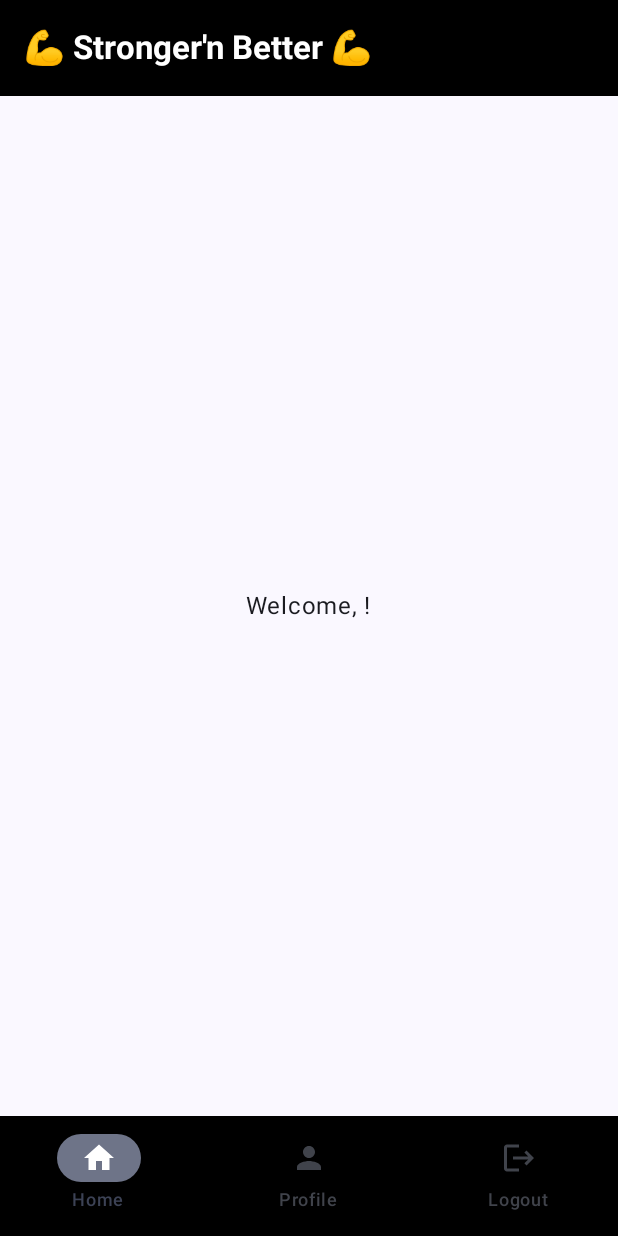
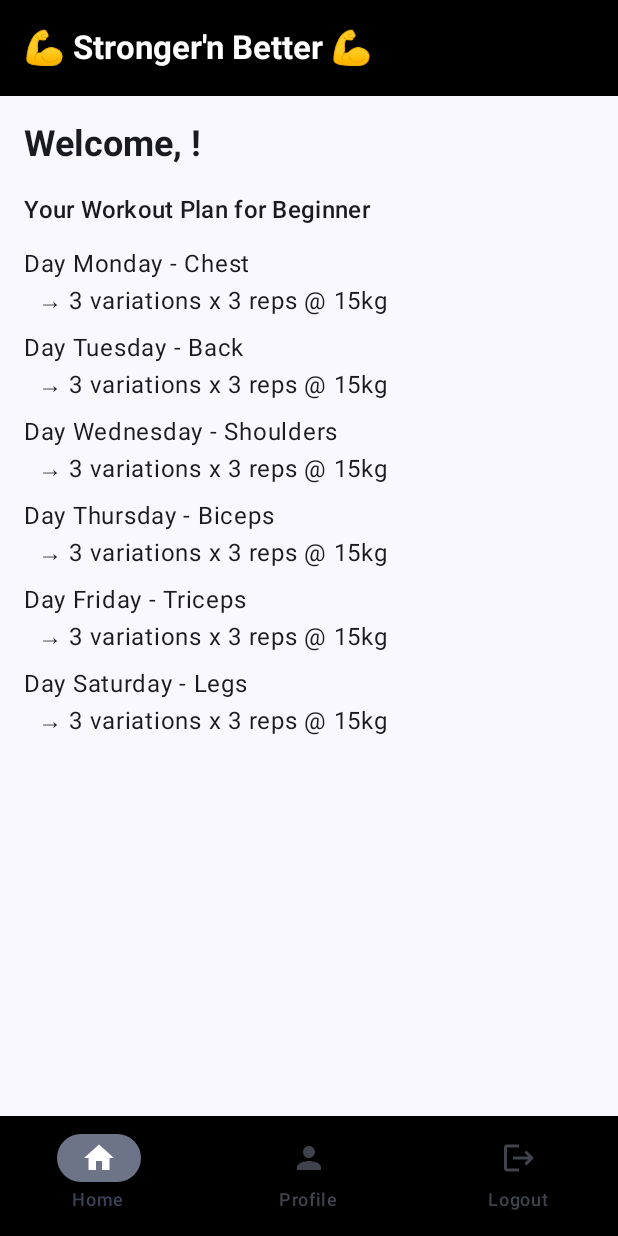
Before and after one commit to nithishpatel04/WorkoutDietPlanApp, an Android app built with Jetpack Compose: the HomeScreen screen opened through its navigation route, on a phone screen of 412 x 824 dp. Run offline under Robolectric (Android 15) with nearby library versions, the phone set to English and light mode, and no system bars.

Commit message:
Home Page included

```diff
--- /dev/null
+++ b/app/src/main/java/com/example/workoutdietplanapp/models/DietPlan.kt
@@ -0,0 +1,8 @@
+package com.example.workoutdietplanapp.models
+
+data class DietPlan(
+    val level: String,
+    val proteinGrams: Int,
+    val waterGlasses: Int,
+    val extraTips: List<String>
+)
--- /dev/null
+++ b/app/src/main/java/com/example/workoutdietplanapp/models/WorkoutPlan.kt
@@ -0,0 +1,10 @@
+package com.example.workoutdietplanapp.models
+
+
+data class WorkoutPlan (
+    val day: String,
+    val workout: String,
+    val variations: Int,
+    val reps: Int,
+    val maxWeightKg: Int
+)
--- a/app/src/main/java/com/example/workoutdietplanapp/viewmodel/UserViewModel.kt
+++ b/app/src/main/java/com/example/workoutdietplanapp/viewmodel/UserViewModel.kt
@@ -1,6 +1,8 @@
 package com.example.workoutdietplanapp.viewmodel
 
 import androidx.lifecycle.ViewModel
+import com.example.workoutdietplanapp.models.DietPlan
+import com.example.workoutdietplanapp.models.WorkoutPlan
 import kotlinx.coroutines.flow.MutableStateFlow
 import kotlinx.coroutines.flow.StateFlow
 
@@ -51,6 +53,57 @@ class UserViewModel : ViewModel() {
         )
     }
 
+    // Home Screen Code
+    val _isDietSelected = MutableStateFlow(false)
+    val isDietSelected: StateFlow<Boolean> = _isDietSelected
+
+    val _level = MutableStateFlow("Beginner") // Replace with user level later
+    val level: StateFlow<String> = _level
+
+    val _workouts = MutableStateFlow<List<WorkoutPlan>>(emptyList())
+    val workouts: StateFlow<List<WorkoutPlan>> = _workouts
+
+    val _dietPlan = MutableStateFlow<DietPlan?>(null)
+    val dietPlan: StateFlow<DietPlan?> = _dietPlan
+
+    init {
+        loadPlans(_level.value)
+    }
+
+    fun toggleView() {
+        _isDietSelected.value = !_isDietSelected.value
+    }
+
+    fun loadPlans(level: String) {
+        _workouts.value = loadWorkouts(level)
+        _dietPlan.value = loadDiet(level)
+    }
+
+    fun loadWorkouts(level: String): List<WorkoutPlan> {
+        val base = when (level) {
+            "Intermediate" -> 20
+            "Advance" -> 35
+            else -> 15
+        }
+        val reps = if (level == "Advance") 5 else 3
+        val variations = if (level == "Advance") 5 else 3
+
+        val days = listOf("Monday", "Tuesday", "Wednesday", "Thursday", "Friday", "Saturday")
+        val exercises = listOf("Chest", "Back", "Shoulders", "Biceps", "Triceps", "Legs")
+
+        return days.zip(exercises).map {
+            WorkoutPlan(it.first, it.second, variations, reps, base)
+        }
+    }
+
+    fun loadDiet(level: String): DietPlan {
+        return when (level) {
+            "Intermediate" -> DietPlan("Intermediate", 100, 10, listOf("2 boiled eggs", "1 banana", "No sugar drinks"))
+            "Advance" -> DietPlan("Advance", 130, 12, listOf("Protein shake post workout", "Avoid processed food"))
+            else -> DietPlan("Beginner", 80, 8, listOf("1 fruit a day", "Minimum 8 glasses of water"))
+        }
+    }
+
     fun Logout() {
         _user.value = User()
     }
--- a/app/src/main/java/com/example/workoutdietplanapp/views/HomeScreen.kt
+++ b/app/src/main/java/com/example/workoutdietplanapp/views/HomeScreen.kt
@@ -1,6 +1,7 @@
 package com.example.workoutdietplanapp.views
 
 import androidx.compose.foundation.layout.*
+import androidx.compose.foundation.lazy.LazyColumn
 import androidx.compose.material.icons.Icons
 import androidx.compose.material.icons.filled.Home
 import androidx.compose.material.icons.filled.Logout
@@ -21,6 +22,12 @@ import com.example.workoutdietplanapp.viewmodel.UserViewModel
 fun HomeScreen(navController: NavHostController, userViewModel: UserViewModel) {
     var selectedIndex by remember { mutableStateOf(0) }
     var showLogoutDialog by remember { mutableStateOf(false) }
+
+    val user by userViewModel.user.collectAsState()
+    val isDietSelected by userViewModel.isDietSelected.collectAsState()
+    val level by userViewModel.level.collectAsState()
+    val workouts by userViewModel.workouts.collectAsState()
+    val dietPlan by userViewModel.dietPlan.collectAsState()
 
     Scaffold(
         topBar = {
@@ -64,17 +71,52 @@ fun HomeScreen(navController: NavHostController, userViewModel: UserViewModel) {
             }
         }
     ) { innerPadding ->
-        Box(
+        Column(
             modifier = Modifier
                 .padding(innerPadding)
-                .fillMaxSize(),
-            contentAlignment = Alignment.Center
+                .padding(16.dp)
+                .fillMaxSize()
         ) {
-            Text("Welcome, ${userViewModel.user.collectAsState().value.name}!")
+            Text(
+                text = "Welcome, ${user.name}!",
+                style = MaterialTheme.typography.headlineSmall,
+                fontWeight = FontWeight.Bold,
+                modifier = Modifier.padding(bottom = 16.dp)
+            )
+
+            Text(
+                text = if (isDietSelected) "Your Diet Plan for $level" else "Your Workout Plan for $level",
+                style = MaterialTheme.typography.titleMedium,
+                fontWeight = FontWeight.SemiBold,
+                modifier = Modifier.padding(bottom = 12.dp)
+            )
+
+            if (isDietSelected) {
+                dietPlan?.let { diet ->
+                    Text("• Protein: ${diet.proteinGrams}g")
+                    Text("• Water: ${diet.waterGlasses} glasses")
+                    Text("• Tips:")
+                    diet.extraTips.forEach { tip ->
+                        Text("- $tip")
+                    }
+                } ?: Text("No diet plan available.")
+            } else {
+                if (workouts.isNotEmpty()) {
+                    LazyColumn {
+                        items(workouts.size) { index ->
+                            val w = workouts[index]
+                            Text("Day ${w.day} - ${w.workout}")
+                            Text("  → ${w.variations} variations x ${w.reps} reps @ ${w.maxWeightKg}kg")
+                            Spacer(modifier = Modifier.height(8.dp))
+                        }
+                    }
+                } else {
+                    Text("No workout plan available.")
+                }
+            }
         }
     }
 
-    // Logout confirmation dialog
     if (showLogoutDialog) {
         AlertDialog(
             onDismissRequest = { showLogoutDialog = false },
@@ -83,9 +125,9 @@ fun HomeScreen(navController: NavHostController, userViewModel: UserViewModel) {
             confirmButton = {
                 TextButton(onClick = {
                     showLogoutDialog = false
-                    userViewModel.Logout() // lowercase 'logout'
+                    userViewModel.Logout()
                     navController.navigate(Route.SignIn.routeName) {
-                        popUpTo(0) // Clear navigation stack
+                        popUpTo(0)
                     }
                 }) {
                     Text("Yes")
```
Also changed, not shown: 1 other file.
